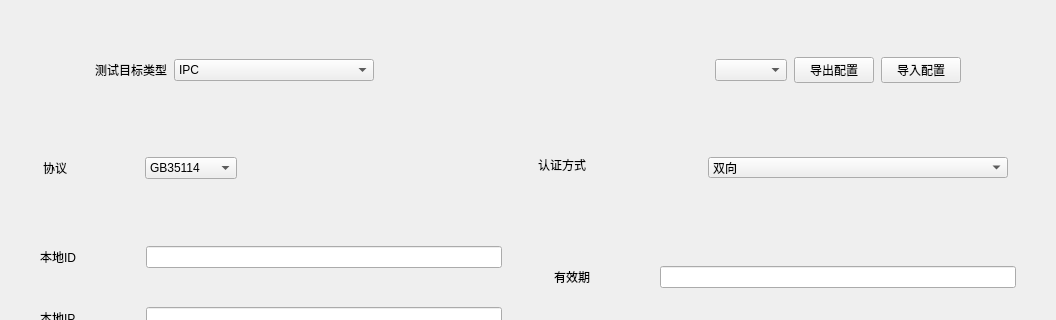
Qt form ConfigureGuide.ui (SamJJJj/AWGBcheckQtPub) before a commit; both pictures show x 0 to 1056 and y 0 to 320 of the 1056 by 728 pixel window.
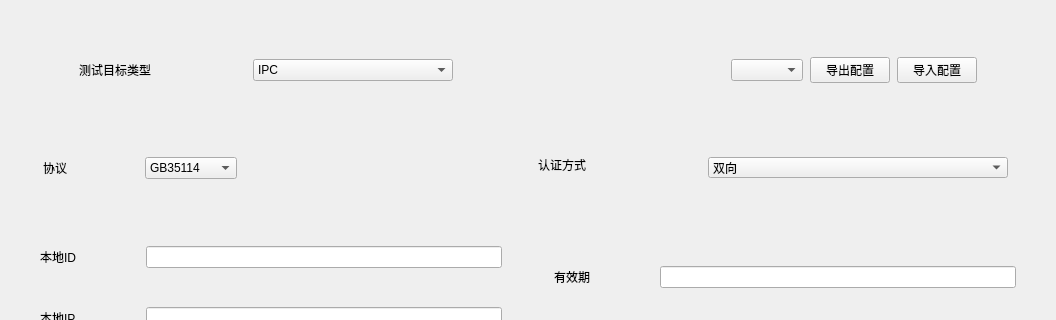
The same form after that commit. The open tabs and pages were chosen to show the change.

The edit to the form file:
```diff
--- a/ConfigureGuide.ui
+++ b/ConfigureGuide.ui
@@ -63,7 +63,7 @@
          <number>0</number>
         </property>
         <item row="0" column="0">
-         <layout class="QHBoxLayout" name="HorizontalLayout1" stretch="0,0,0,0,0,0,0,0,0,0,0">
+         <layout class="QHBoxLayout" name="HorizontalLayout1" stretch="0,0,0,0,0,0,0,0,0,0,0,0">
           <property name="spacing">
            <number>7</number>
           </property>
@@ -74,7 +74,7 @@
            <number>0</number>
           </property>
           <item>
-           <spacer name="HorizontalSpacer_1">
+           <spacer name="horizontalSpacer_4">
             <property name="orientation">
              <enum>Qt::Horizontal</enum>
             </property>
@@ -88,9 +88,15 @@
           </item>
           <item>
            <widget class="QLabel" name="Label_1">
-            <property name="maximumSize">
+            <property name="minimumSize">
              <size>
               <width>100</width>
+              <height>0</height>
+             </size>
+            </property>
+            <property name="maximumSize">
+             <size>
+              <width>150</width>
               <height>16777215</height>
              </size>
             </property>
@@ -99,6 +105,19 @@
             </property>
            </widget>
           </item>
+          <item>
+           <spacer name="HorizontalSpacer_1">
+            <property name="orientation">
+             <enum>Qt::Horizontal</enum>
+            </property>
+            <property name="sizeHint" stdset="0">
+             <size>
+              <width>10</width>
+              <height>20</height>
+             </size>
+            </property>
+           </spacer>
+          </item>
           <item>
            <widget class="QComboBox" name="modelType">
             <property name="minimumSize">
```
Left out of the diff: 2 changed lines with no effect on the pictures.
